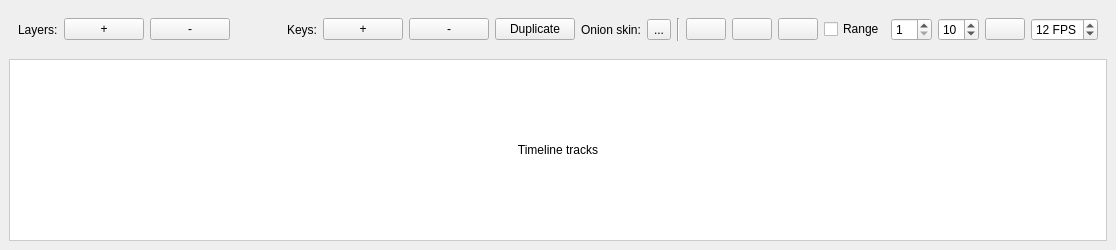
Above: app/ui/timeline2.ui from scribblemaniac/pencil before the change. Below: the same form after it.
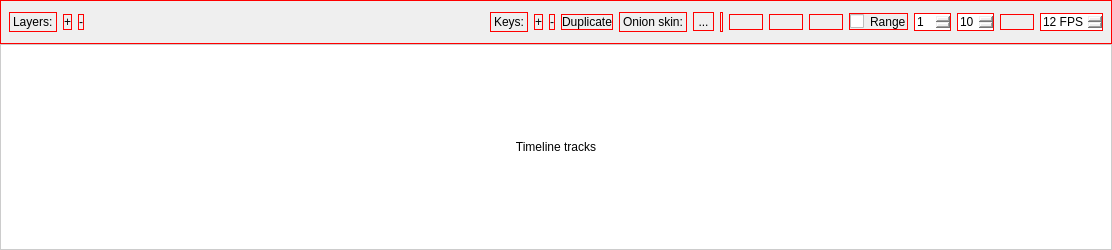
That is the form after the change. Icons and pictures are not drawn.

Commit message: Remove unwanted padding

Patch:
```diff
--- a/app/ui/timeline2.ui
+++ b/app/ui/timeline2.ui
@@ -6,7 +6,7 @@
    <rect>
     <x>0</x>
     <y>0</y>
-    <width>1116</width>
+    <width>1112</width>
     <height>250</height>
    </rect>
   </property>
@@ -18,6 +18,21 @@
   </property>
   <widget class="QWidget" name="dockWidgetContents">
    <layout class="QVBoxLayout" name="verticalLayout">
+    <property name="spacing">
+     <number>0</number>
+    </property>
+    <property name="leftMargin">
+     <number>0</number>
+    </property>
+    <property name="topMargin">
+     <number>0</number>
+    </property>
+    <property name="rightMargin">
+     <number>0</number>
+    </property>
+    <property name="bottomMargin">
+     <number>0</number>
+    </property>
     <item>
      <widget class="QWidget" name="TimelineControls" native="true">
       <property name="sizePolicy">
@@ -26,7 +41,16 @@
         <verstretch>0</verstretch>
        </sizepolicy>
       </property>
+      <property name="styleSheet">
+       <string notr="true">border:1px solid red;</string>
+      </property>
       <layout class="QHBoxLayout" name="horizontalLayout">
+       <property name="spacing">
+        <number>-1</number>
+       </property>
+       <property name="topMargin">
+        <number>12</number>
+       </property>
        <property name="bottomMargin">
         <number>12</number>
        </property>
```
